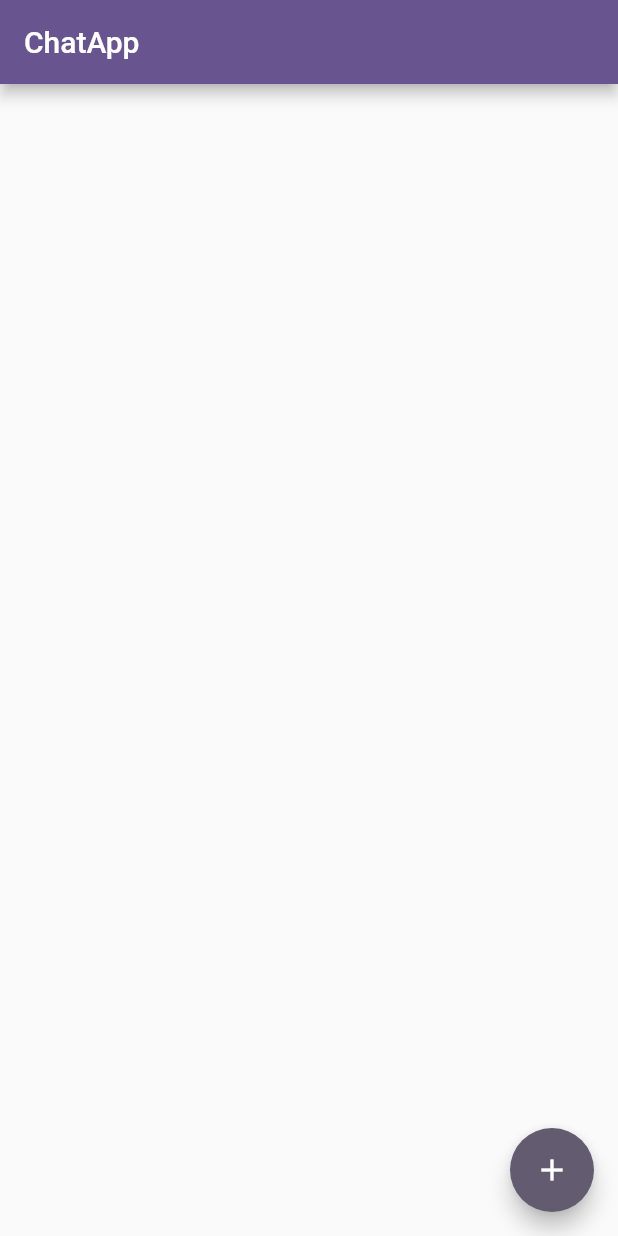
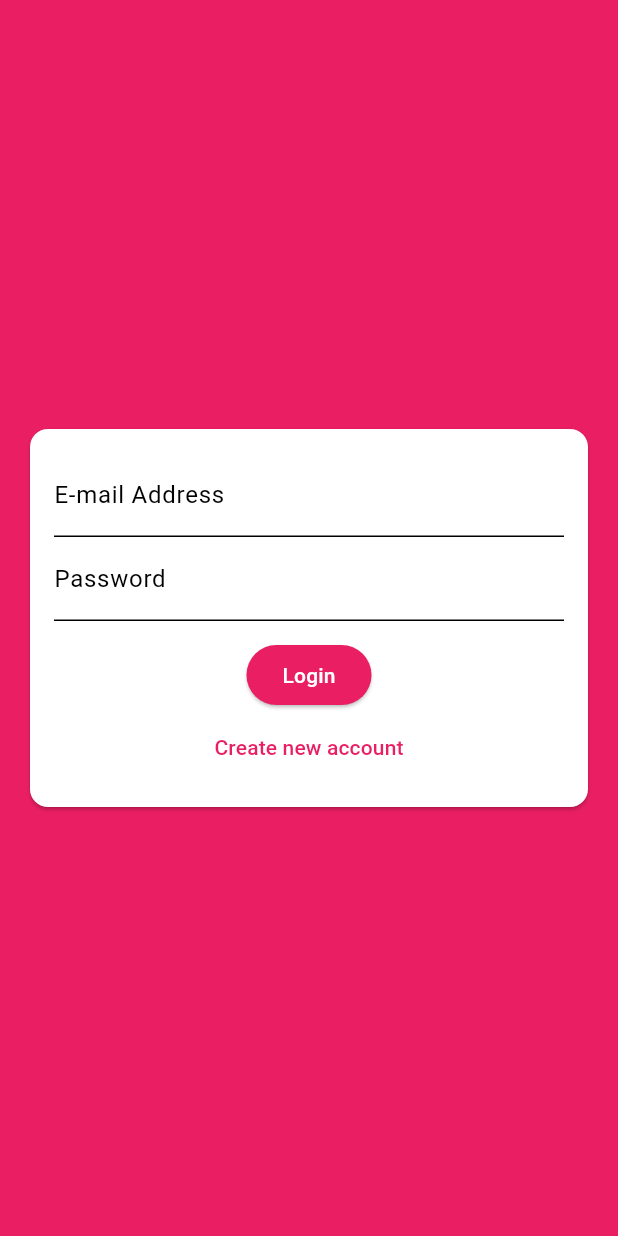
Before and after one commit to KishoreSohanda/chat_app, a Flutter app: the screen it shows after launch, on a phone screen of 412 x 824 dp. Run offline on Flutter 3.47's test engine with Material 3 defaults, Android fonts, the phone set to English and light mode, and no system bars; our stand-ins replace cloud_firestore, firebase_auth, firebase_core; accounts and stored records are empty.

Commit message:
AuthScreen is added with authWidget in it, now user can signup and signin, using firebase_auth package signInWithEmailAndPassword() and createUserWithEmailAndPassword() methods are used so to create new user or login that particular user to the app with the help of FireBase Authentication.

```diff
--- a/lib/main.dart
+++ b/lib/main.dart
@@ -2,7 +2,8 @@ import 'package:chat_app/firebase_options.dart';
 import 'package:firebase_core/firebase_core.dart';
 import 'package:flutter/material.dart';
 
-import './screens/chat_screen.dart';
+// import './screens/chat_screen.dart';
+import './screens/auth_screen.dart';
 
 void main() async {
   WidgetsFlutterBinding.ensureInitialized();
@@ -19,11 +20,20 @@ class MyApp extends StatelessWidget {
     return MaterialApp(
       title: 'Flutter-ChatApp',
       theme: ThemeData(
-
-        colorScheme: ColorScheme.fromSeed(seedColor: Colors.deepPurple),
-        useMaterial3: false,
+        colorScheme: const ColorScheme.light().copyWith(
+          primary: Colors.pink,
+          secondary: Colors.deepPurple,
+          background: Colors.pink,
+        ),
+        elevatedButtonTheme: ElevatedButtonThemeData(
+          style: ButtonStyle(
+              backgroundColor: const MaterialStatePropertyAll(Colors.pink),
+              foregroundColor: const MaterialStatePropertyAll(Colors.white),
+              shape: MaterialStatePropertyAll(RoundedRectangleBorder(
+                  borderRadius: BorderRadius.circular(20)))),
+        ),
       ),
-      home: const ChatScreen(),
+      home: const AuthScreen(),
     );
   }
 }
--- a/lib/screens/auth_screen.dart
+++ b/lib/screens/auth_screen.dart
@@ -0,0 +1,55 @@
+import 'package:flutter/material.dart';
+import 'package:firebase_auth/firebase_auth.dart';
+import 'package:flutter/services.dart';
+
+import '../widgets/auth/auth_form.dart';
+
+class AuthScreen extends StatefulWidget {
+  const AuthScreen({super.key});
+
+  @override
+  State<AuthScreen> createState() => _AuthScreenState();
+}
+
+class _AuthScreenState extends State<AuthScreen> {
+  final _auth = FirebaseAuth.instance;
+  void _submitAuthForm(
+    String email,
+    String password,
+    String username,
+    bool isLogin,
+    BuildContext ctx,
+  ) async {
+    UserCredential authResult;
+    try {
+      if (isLogin) {
+        authResult = await _auth.signInWithEmailAndPassword(
+            email: email, password: password);
+      } else {
+        authResult = await _auth.createUserWithEmailAndPassword(
+            email: email, password: password);
+      }
+    } on PlatformException catch (error) {
+      var message = 'An error occured please check entered credential!';
+      if (error.message != null) {
+        message = error.message!;
+      }
+      ScaffoldMessenger.of(ctx).showSnackBar(
+        SnackBar(
+          content: Text(message),
+          backgroundColor: Theme.of(ctx).colorScheme.error,
+        ),
+      );
+    } catch (error) {
+      // ignore: avoid_print
+      print(error);
+    }
+  }
+
+  @override
+  Widget build(BuildContext context) {
+    return Scaffold(
+        backgroundColor: Theme.of(context).colorScheme.primary,
+        body: AuthForm(_submitAuthForm));
+  }
+}
--- a/lib/screens/chat_screen.dart
+++ b/lib/screens/chat_screen.dart
@@ -33,7 +33,11 @@ class ChatScreen extends StatelessWidget {
             .snapshots(),
       ),
       floatingActionButton: FloatingActionButton(
-        onPressed: () {},
+        onPressed: () {
+          FirebaseFirestore.instance
+              .collection('chats/A4PdJBakTx0lAVCTymXG/messages')
+              .add({'text': 'This was added by clicking the button'});
+        },
         child: const Icon(Icons.add),
       ),
     );
--- /dev/null
+++ b/lib/widgets/auth/auth_form.dart
@@ -0,0 +1,121 @@
+import 'package:flutter/material.dart';
+
+class AuthForm extends StatefulWidget {
+  final void Function(
+    String email,
+    String password,
+    String username,
+    bool isLogin,
+    BuildContext ctx,
+  ) submitFn;
+  const AuthForm(this.submitFn, {super.key});
+
+  @override
+  State<AuthForm> createState() => _AuthFormState();
+}
+
+class _AuthFormState extends State<AuthForm> {
+  final _formKey = GlobalKey<FormState>();
+  var _isLogin = true;
+
+  String? _userEmail = '';
+  String? _userName = '';
+  String? _userPassword = '';
+
+  void _trySubmit() {
+    final isValid = _formKey.currentState!.validate();
+    FocusScope.of(context).unfocus();
+    if (isValid) {
+      _formKey.currentState!.save();
+      widget.submitFn(
+        _userEmail!.trim(),
+        _userPassword!.trim(),
+        _userName!.trim(),
+        _isLogin,
+        context,
+      );
+    }
+  }
+
+  @override
+  Widget build(BuildContext context) {
+    return Center(
+      child: Card(
+        margin: const EdgeInsets.all(20),
+        child: SingleChildScrollView(
+          child: Padding(
+            padding: const EdgeInsets.all(16),
+            child: Form(
+                key: _formKey,
+                child: Column(
+                  mainAxisSize: MainAxisSize.min,
+                  children: [
+                    TextFormField(
+                      key: const ValueKey('email'),
+                      keyboardType: TextInputType.emailAddress,
+                      decoration:
+                          const InputDecoration(labelText: 'E-mail Address'),
+                      validator: (value) {
+                        if (value!.isEmpty || !value.contains('@')) {
+                          return 'Please enter a valid email-address.';
+                        }
+                        return null;
+                      },
+                      onSaved: (newValue) {
+                        _userEmail = newValue;
+                      },
+                    ),
+                    if (!_isLogin)
+                      TextFormField(
+                        key: const ValueKey('username'),
+                        decoration:
+                            const InputDecoration(labelText: 'User Name'),
+                        validator: (value) {
+                          if (value!.isEmpty || value.length < 4) {
+                            return 'Please enter at least 4 characters username.';
+                          }
+                          return null;
+                        },
+                        onSaved: (newValue) {
+                          _userName = newValue;
+                        },
+                      ),
+                    TextFormField(
+                      key: const ValueKey('password'),
+                      decoration: const InputDecoration(labelText: 'Password'),
+                      validator: (value) {
+                        if (value!.isEmpty || value.length < 7) {
+                          return 'Password must be at least 7 characters long.';
+                        }
+                        return null;
+                      },
+                      onSaved: (newValue) {
+                        _userPassword = newValue;
+                      },
+                      obscureText: true,
+                    ),
+                    const SizedBox(
+                      height: 12,
+                    ),
+                    ElevatedButton(
+                      onPressed: _trySubmit,
+                      child: Text(_isLogin ? 'Login' : 'SignUp'),
+                    ),
+                    TextButton(
+                      onPressed: () {
+                        setState(() {
+                          _isLogin = !_isLogin;
+                        });
+                      },
+                      child: Text(_isLogin
+                          ? 'Create new account'
+                          : 'I already have an account'),
+                    ),
+                  ],
+                )),
+          ),
+        ),
+      ),
+    );
+  }
+}
--- a/pubspec.yaml
+++ b/pubspec.yaml
@@ -37,6 +37,7 @@ dependencies:
   cupertino_icons: ^1.0.2
   firebase_core: ^2.25.4
   cloud_firestore: ^4.15.4
+  firebase_auth: ^4.17.4
 
 dev_dependencies:
   flutter_test:
```
Also changed, not shown: pubspec.lock, 3 other files.
